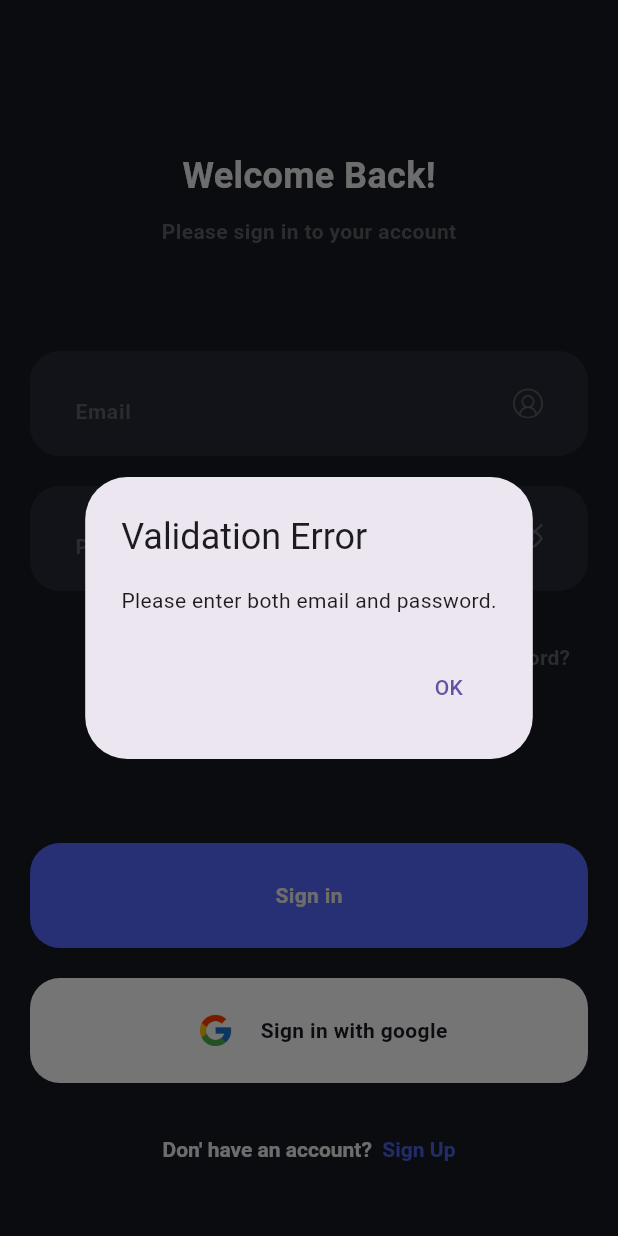
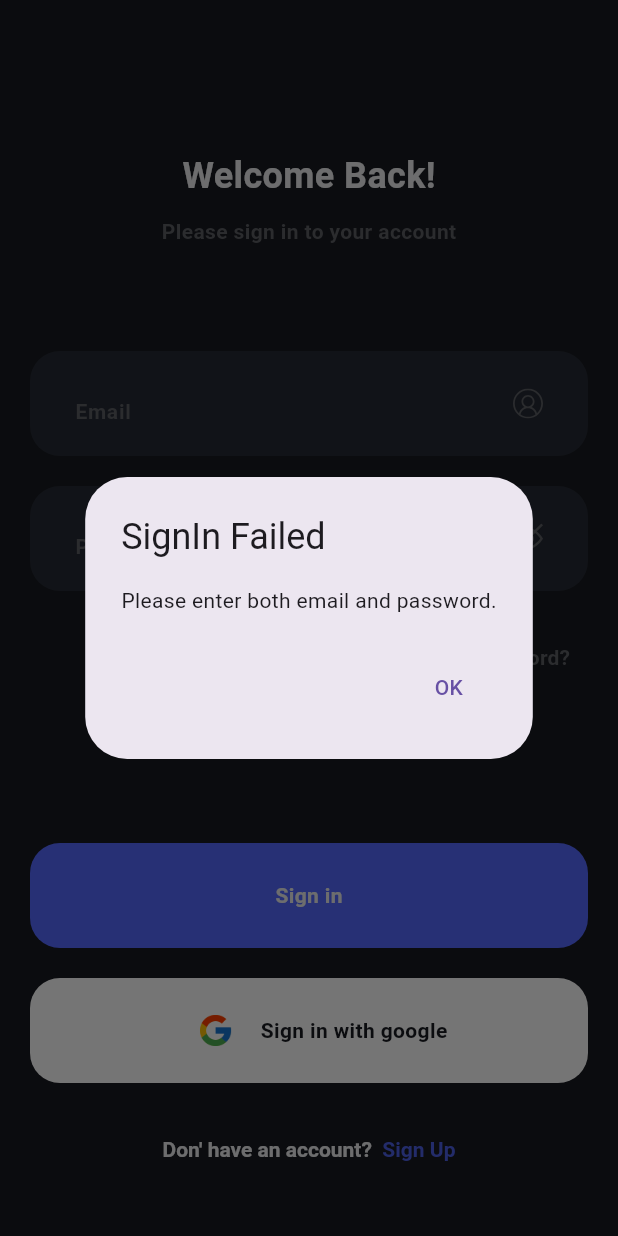
Before and after one commit to EEOROKU/The-Wear-App, a Flutter app: the LoginPage screen opened by its route, after a tap on "Sign in", on a phone screen of 412 x 824 dp. Run offline on Flutter 3.47's test engine with Material 3 defaults, Android fonts, the phone set to English and light mode, and no system bars; our stand-ins replace cloud_firestore, firebase_auth, firebase_core, flutter_svg, shared_preferences; accounts and stored records are empty.

Commit message:
Completed Issues 13,14,15,16

```diff
--- a/lib/helper/helper_function.dart
+++ b/lib/helper/helper_function.dart
@@ -1,3 +1,4 @@
+import 'package:flutter/material.dart';
 import 'package:shared_preferences/shared_preferences.dart';
 
 class HelperFunctions {
@@ -39,4 +40,20 @@ class HelperFunctions {
     SharedPreferences sf = await SharedPreferences.getInstance();
     return sf.getString(userNameKey);
   }
+
+
+  static String? validateInputs(TextEditingController userEmail,TextEditingController userPass) {
+    if (userEmail.text.trim().isEmpty || userPass.text.trim().isEmpty) {
+      return 'Please enter both email and password.';
+    } else if (!RegExp(r'^[\w-\.]+@([\w-]+\.)+[\w-]{2,4}$').hasMatch(userEmail.text.trim())) {
+      // Check if email is valid using regex
+      return 'Please enter a valid email address.';
+    } else if (userPass.text.length < 6) {
+
+      return 'Password must be at least 6 characters long.';
+    }
+
+    return null;
+  }
+
 }
--- a/lib/model/user_model.dart
+++ b/lib/model/user_model.dart
@@ -1,16 +1,16 @@
 class UserModel {
   String? uid;
-  String? email;
+  String? userEmail;
   String? userName;
 
 
-  UserModel({this.uid, this.email, this.userName});
+  UserModel({this.uid, this.userEmail, this.userName});
 
   // receiving data from server
   factory UserModel.fromMap(map) {
     return UserModel(
       uid: map['uid'],
-      email: map['email'],
+      userEmail: map['email'],
       userName: map['userName']
     );
   }
@@ -19,7 +19,7 @@ class UserModel {
   Map<String, dynamic> toMap() {
     return {
       'uid': uid,
-      'email': email,
+      'userEmail': userEmail,
       'userName': userName,
 
     };
--- a/lib/screens/Auth/login_page.dart
+++ b/lib/screens/Auth/login_page.dart
@@ -3,7 +3,7 @@ import 'package:closet_app/widgets/widgets.dart';
 import 'package:closet_app/utils/constants.dart';
 import "package:closet_app/services/fire_auth.dart";
 import 'package:closet_app/screens/screens.dart';
-
+import 'package:closet_app/helper/helper_function.dart';
 
 class LoginPage extends StatefulWidget {
   const LoginPage({super.key});
@@ -19,14 +19,21 @@ class _LoginPageState extends State<LoginPage> {
 
   final AuthService _authService = AuthService(); // Initialize the AuthService
 
-  bool _validateInputs() {
-    if (userEmail.text.trim().isEmpty || userPass.text.trim().isEmpty) {
+
+
+
+  // Method to handle sign-in
+  Future<void> _signIn() async {
+    String? errorMessage = HelperFunctions.validateInputs(userEmail, userPass);
+
+    if (errorMessage != null) {
+      // Show error message returned from validation function
       showDialog(
         context: context,
         builder: (BuildContext context) {
           return AlertDialog(
-            title: const Text('Validation Error'),
-            content: const Text('Please enter both email and password.'),
+            title: const Text('SignIn Failed'),
+            content: Text(errorMessage),
             actions: <Widget>[
               TextButton(
                 onPressed: () {
@@ -38,55 +45,6 @@ class _LoginPageState extends State<LoginPage> {
           );
         },
       );
-      return false;
-    } else if (!RegExp(r'^[\w-\.]+@([\w-]+\.)+[\w-]{2,4}$').hasMatch(userEmail.text.trim())) {
-      // Check if email is valid using regex
-      showDialog(
-        context: context,
-        builder: (BuildContext context) {
-          return AlertDialog(
-            title: const Text('Validation Error'),
-            content: const Text('Please enter a valid email address.'),
-            actions: <Widget>[
-              TextButton(
-                onPressed: () {
-                  Navigator.of(context).pop();
-                },
-                child: const Text('OK'),
-              ),
-            ],
-          );
-        },
-      );
-      return false;
-    } else if (userPass.text.length < 5) {
-      showDialog(
-        context: context,
-        builder: (BuildContext context) {
-          return AlertDialog(
-            title: const Text('Validation Error'),
-            content: const Text('Password must be at least 5 characters long.'),
-            actions: <Widget>[
-              TextButton(
-                onPressed: () {
-                  Navigator.of(context).pop();
-                },
-                child: const Text('OK'),
-              ),
-            ],
-          );
-        },
-      );
-      return false;
-    }
-
-    return true;
-  }
-
-
-  // Method to handle sign-in
-  Future<void> _signIn() async {
-    if (!_validateInputs()) {
       return; // Don't proceed with sign-in if inputs are not valid
     }
     try {
@@ -142,10 +100,8 @@ class _LoginPageState extends State<LoginPage> {
                 hintTxt: 'Email',
 
               ),
-              textFild(
+              PasswordTextField(
                 controller: userPass,
-                image: 'hide.svg',
-                isObs: true,
                 hintTxt: 'Password',
               ),
               const SpaceVH(height: 10.0),
--- /dev/null
+++ b/lib/widgets/password_field.dart
@@ -0,0 +1,72 @@
+import 'package:flutter/material.dart';
+import 'package:flutter_svg/flutter_svg.dart';
+import 'package:closet_app/utils/constants.dart';
+
+class PasswordTextField extends StatefulWidget {
+  final String hintTxt;
+  final TextEditingController controller;
+
+  const PasswordTextField({
+    Key? key,
+    required this.hintTxt,
+    required this.controller,
+  }) : super(key: key);
+
+  @override
+  _PasswordTextFieldState createState() => _PasswordTextFieldState();
+}
+
+class _PasswordTextFieldState extends State<PasswordTextField> {
+  bool _obscureText = true;
+
+  @override
+  Widget build(BuildContext context) {
+    return Container(
+      height: 70.0,
+      padding: const EdgeInsets.symmetric(horizontal: 30.0),
+      margin: const EdgeInsets.symmetric(
+        horizontal: 20.0,
+        vertical: 10.0,
+      ),
+      decoration: BoxDecoration(
+        color: blackTextFild,
+        borderRadius: BorderRadius.circular(20.0),
+      ),
+      child: Row(
+        mainAxisAlignment: MainAxisAlignment.spaceBetween,
+        children: [
+          SizedBox(
+            width: 270.0,
+            child: TextField(
+              textAlignVertical: TextAlignVertical.center,
+              obscureText: _obscureText,
+              keyboardType: TextInputType.visiblePassword,
+              controller: widget.controller,
+              onChanged: (value) {
+                widget.controller.text = value;
+              },
+              decoration: InputDecoration(
+                border: InputBorder.none,
+                hintText: widget.hintTxt,
+                hintStyle: hintStyle,
+              ),
+              style: headline2,
+            ),
+          ),
+          GestureDetector(
+            onTap: () {
+              setState(() {
+                _obscureText = !_obscureText;
+              });
+            },
+            child: SvgPicture.asset(
+              _obscureText ? 'assets/icon/hide.svg' : 'assets/icon/visibility.svg',
+              height: 20.0,
+              color: grayText,
+            ),
+          )
+        ],
+      ),
+    );
+  }
+}
--- a/lib/widgets/widgets.dart
+++ b/lib/widgets/widgets.dart
@@ -1,2 +1,3 @@
 export 'main_button.dart';
 export 'text_field.dart';
+export 'password_field.dart';
```
Also changed, not shown: lib/screens/Auth/sign_up.dart (+30 -5 lines), lib/screens/landing_Page.dart (+12 -10 lines), lib/services/database_service.dart (added, +56 -0 lines), lib/services/fire_base_auth.dart (+18 -54 lines), 1 other file.
